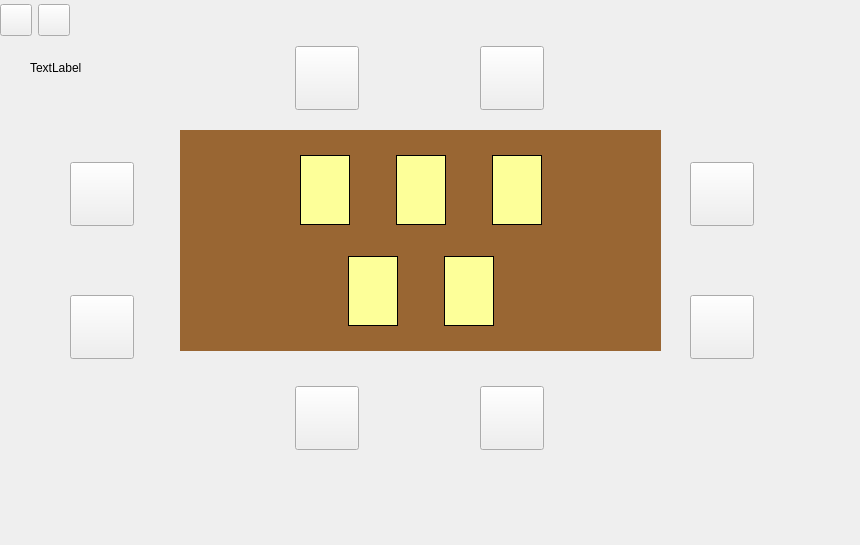
Old version of the form test_craig/plateau.ui in the repository gbequet/time_bomb.
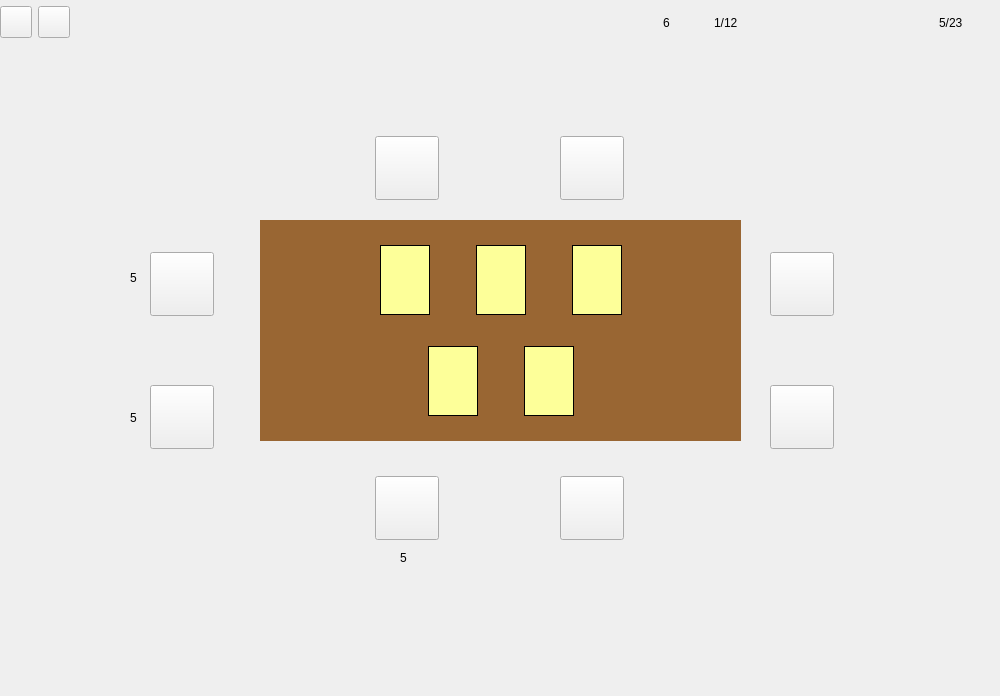
New version of the form. Icons and pictures are not drawn.

Diff of the .ui file:
```diff
--- a/test_craig/plateau.ui
+++ b/test_craig/plateau.ui
@@ -6,18 +6,30 @@
    <rect>
     <x>0</x>
     <y>0</y>
-    <width>860</width>
-    <height>545</height>
+    <width>1000</width>
+    <height>696</height>
    </rect>
   </property>
+  <property name="minimumSize">
+   <size>
+    <width>100</width>
+    <height>0</height>
+   </size>
+  </property>
+  <property name="maximumSize">
+   <size>
+    <width>1000</width>
+    <height>16777215</height>
+   </size>
+  </property>
   <property name="windowTitle">
    <string>Plateau</string>
   </property>
   <widget class="QFrame" name="frame">
    <property name="geometry">
     <rect>
-     <x>180</x>
-     <y>130</y>
+     <x>260</x>
+     <y>220</y>
      <width>481</width>
      <height>221</height>
     </rect>
@@ -306,8 +318,8 @@
     <rect>
      <x>0</x>
      <y>0</y>
-     <width>841</width>
-     <height>41</height>
+     <width>1001</width>
+     <height>45</height>
     </rect>
    </property>
    <layout class="QHBoxLayout" name="Infos_line">
@@ -368,6 +380,16 @@
       </property>
      </spacer>
     </item>
+    <item>
+     <widget class="QLabel" name="label_2">
+      <property name="text">
+       <string/>
+      </property>
+      <property name="pixmap">
+       <pixmap resource="images.qrc">:/icons/title-tour.png</pixmap>
+      </property>
+     </widget>
+    </item>
     <item>
      <spacer name="horizontalSpacer">
       <property name="orientation">
@@ -382,15 +404,133 @@
      </spacer>
     </item>
     <item>
-     <layout class="QHBoxLayout" name="horizontalLayout_2"/>
+     <widget class="QLabel" name="label_7">
+      <property name="text">
+       <string>6</string>
+      </property>
+     </widget>
+    </item>
+    <item>
+     <widget class="QLabel" name="label">
+      <property name="minimumSize">
+       <size>
+        <width>32</width>
+        <height>32</height>
+       </size>
+      </property>
+      <property name="maximumSize">
+       <size>
+        <width>32</width>
+        <height>32</height>
+       </size>
+      </property>
+      <property name="text">
+       <string/>
+      </property>
+      <property name="pixmap">
+       <pixmap resource="images.qrc">:/icons/button-token.png</pixmap>
+      </property>
+      <property name="scaledContents">
+       <bool>true</bool>
+      </property>
+     </widget>
+    </item>
+    <item>
+     <layout class="QHBoxLayout" name="horizontalLayout_4">
+      <item>
+       <layout class="QHBoxLayout" name="horizontalLayout_3">
+        <item>
+         <layout class="QHBoxLayout" name="horizontalLayout_2">
+          <item>
+           <widget class="QLabel" name="label_4">
+            <property name="text">
+             <string>1/12</string>
+            </property>
+           </widget>
+          </item>
+          <item>
+           <widget class="QLabel" name="label_3">
+            <property name="minimumSize">
+             <size>
+              <width>32</width>
+              <height>32</height>
+             </size>
+            </property>
+            <property name="maximumSize">
+             <size>
+              <width>32</width>
+              <height>32</height>
+             </size>
+            </property>
+            <property name="text">
+             <string/>
+            </property>
+            <property name="pixmap">
+             <pixmap resource="images.qrc">:/cartes/defusing-small.png</pixmap>
+            </property>
+            <property name="scaledContents">
+             <bool>true</bool>
+            </property>
+           </widget>
+          </item>
+         </layout>
+        </item>
+        <item>
+         <spacer name="horizontalSpacer_3">
+          <property name="orientation">
+           <enum>Qt::Horizontal</enum>
+          </property>
+          <property name="sizeHint" stdset="0">
+           <size>
+            <width>40</width>
+            <height>20</height>
+           </size>
+          </property>
+         </spacer>
+        </item>
+        <item>
+         <widget class="QLabel" name="label_5">
+          <property name="text">
+           <string>5/23</string>
+          </property>
+         </widget>
+        </item>
+        <item>
+         <widget class="QLabel" name="label_6">
+          <property name="minimumSize">
+           <size>
+            <width>32</width>
+            <height>32</height>
+           </size>
+          </property>
+          <property name="maximumSize">
+           <size>
+            <width>32</width>
+            <height>32</height>
+           </size>
+          </property>
+          <property name="text">
+           <string/>
+          </property>
+          <property name="pixmap">
+           <pixmap resource="images.qrc">:/cartes/cable-small.png</pixmap>
+          </property>
+          <property name="scaledContents">
+           <bool>true</bool>
+          </property>
+         </widget>
+        </item>
+       </layout>
+      </item>
+     </layout>
     </item>
    </layout>
   </widget>
   <widget class="QWidget" name="horizontalLayoutWidget_2">
    <property name="geometry">
     <rect>
-     <x>180</x>
-     <y>380</y>
+     <x>260</x>
+     <y>470</y>
      <width>481</width>
      <height>77</height>
     </rect>
@@ -496,8 +636,8 @@
   <widget class="QWidget" name="horizontalLayoutWidget_4">
    <property name="geometry">
     <rect>
-     <x>180</x>
-     <y>40</y>
+     <x>260</x>
+     <y>130</y>
      <width>481</width>
      <height>77</height>
     </rect>
@@ -600,8 +740,8 @@
   <widget class="QWidget" name="verticalLayoutWidget">
    <property name="geometry">
     <rect>
-     <x>70</x>
-     <y>100</y>
+     <x>150</x>
+     <y>190</y>
      <width>71</width>
      <height>321</height>
     </rect>
@@ -696,8 +836,8 @@
   <widget class="QWidget" name="verticalLayoutWidget_2">
    <property name="geometry">
     <rect>
-     <x>690</x>
-     <y>100</y>
+     <x>770</x>
+     <y>190</y>
      <width>71</width>
      <height>321</height>
     </rect>
@@ -788,17 +928,43 @@
     </item>
    </layout>
   </widget>
-  <widget class="QLabel" name="label">
+  <widget class="QLabel" name="label_8">
    <property name="geometry">
     <rect>
-     <x>30</x>
-     <y>60</y>
-     <width>60</width>
+     <x>130</x>
+     <y>270</y>
+     <width>16</width>
      <height>16</height>
     </rect>
    </property>
    <property name="text">
-    <string>TextLabel</string>
+    <string>5</string>
+   </property>
+  </widget>
+  <widget class="QLabel" name="label_9">
+   <property name="geometry">
+    <rect>
+     <x>130</x>
+     <y>410</y>
+     <width>16</width>
+     <height>16</height>
+    </rect>
+   </property>
+   <property name="text">
+    <string>5</string>
+   </property>
+  </widget>
+  <widget class="QLabel" name="label_10">
+   <property name="geometry">
+    <rect>
+     <x>400</x>
+     <y>550</y>
+     <width>16</width>
+     <height>16</height>
+    </rect>
+   </property>
+   <property name="text">
+    <string>5</string>
    </property>
   </widget>
  </widget>
```
Left out of the diff: 4 changed lines with no effect on the pictures.
